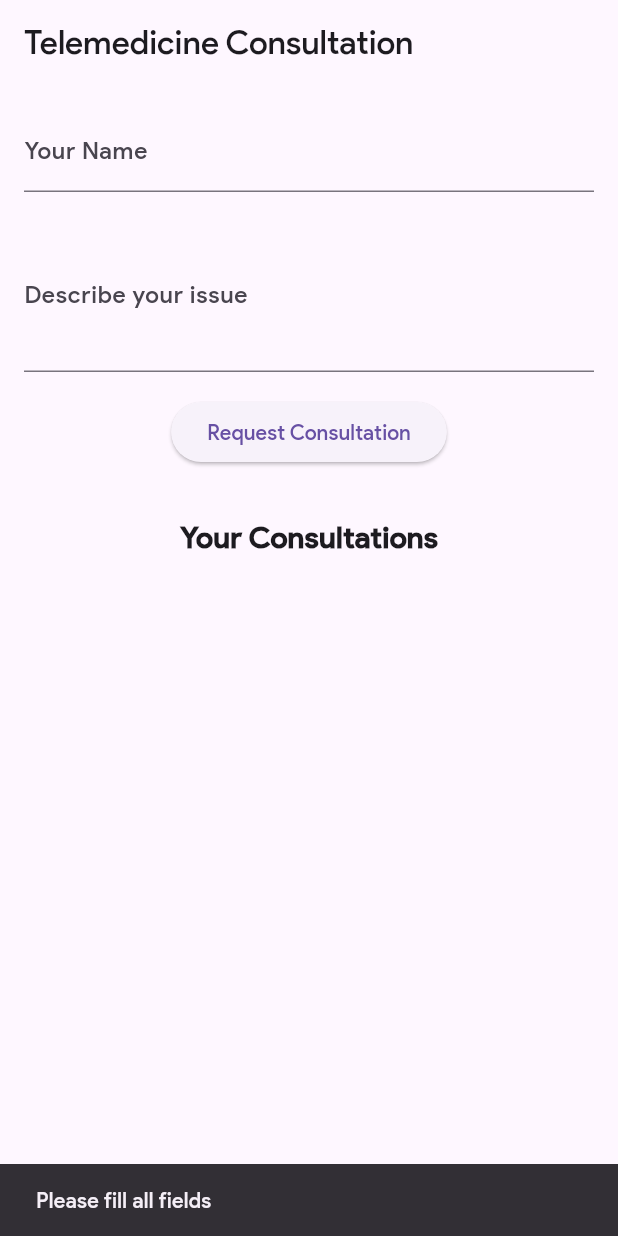
After one commit to Priyanshg0211/Aarogya-Vishwas, a Flutter app: the ConsultationScreen screen opened directly, after a tap on "Request Consultation", on a phone screen of 412 x 824 dp. The commit adds this screen. Run offline on Flutter 3.47's test engine with Material 3 defaults, Android fonts, the phone set to English and light mode, and no system bars; our stand-ins replace cached_network_image, cloud_firestore, file_picker, firebase_auth, firebase_core, flutter_markdown and 6 more; missing offline and left inert: pdfx; accounts and stored records are empty.

Commit message:
added consultant

```diff
--- /dev/null
+++ b/lib/Feature/nearby/consulte.dart
@@ -0,0 +1,197 @@
+import 'package:flutter/material.dart';
+import 'package:cloud_firestore/cloud_firestore.dart';
+import 'package:url_launcher/url_launcher.dart';
+import 'package:firebase_auth/firebase_auth.dart'; // Add this
+
+class ConsultationScreen extends StatefulWidget {
+  @override
+  _ConsultationScreenState createState() => _ConsultationScreenState();
+}
+
+class _ConsultationScreenState extends State<ConsultationScreen> {
+  final FirebaseFirestore _firestore = FirebaseFirestore.instance;
+  final FirebaseAuth _auth = FirebaseAuth.instance; // Add this
+  final TextEditingController _nameController = TextEditingController();
+  final TextEditingController _issueController = TextEditingController();
+  final GlobalKey<ScaffoldMessengerState> _scaffoldKey = GlobalKey<ScaffoldMessengerState>();
+
+  String userEmail = ''; // Initialize as empty
+
+  @override
+  void initState() {
+    super.initState();
+    _fetchUserEmail(); // Fetch the user's email
+    _setupFirestoreListener();
+  }
+
+  // Fetch the user's email
+  void _fetchUserEmail() {
+    final user = _auth.currentUser;
+    if (user != null) {
+      setState(() {
+        userEmail = user.email ?? '';
+      });
+    } else {
+      ScaffoldMessenger.of(context).showSnackBar(
+        SnackBar(content: Text("User not logged in")),
+      );
+    }
+  }
+
+  // Set up a Firestore listener for consultation updates
+  void _setupFirestoreListener() {
+    if (userEmail.isEmpty) return; // Skip if userEmail is not set
+
+    _firestore
+        .collection('users')
+        .doc(userEmail)
+        .collection('consultations')
+        .snapshots()
+        .listen((snapshot) {
+      for (var change in snapshot.docChanges) {
+        if (change.type == DocumentChangeType.modified) {
+          final consultation = change.doc.data() as Map<String, dynamic>;
+          if (consultation['status'] == "Accepted") {
+            print("Consultation accepted! Showing notification..."); // Debug log
+            _showNotification("Consultation Accepted",
+                "Your consultation has been accepted. Connect via phone or video.");
+          }
+        }
+      }
+    });
+  }
+
+  // Request a consultation
+  void _requestConsultation() async {
+    if (_nameController.text.isEmpty || _issueController.text.isEmpty) {
+      ScaffoldMessenger.of(context).showSnackBar(
+        SnackBar(content: Text("Please fill all fields")),
+      );
+      return;
+    }
+
+    if (userEmail.isEmpty) {
+      ScaffoldMessenger.of(context).showSnackBar(
+        SnackBar(content: Text("User email not found")),
+      );
+      return;
+    }
+
+    // Add consultation request to Firestore
+    await _firestore
+        .collection('users')
+        .doc(userEmail)
+        .collection('consultations')
+        .add({
+      "name": _nameController.text,
+      "issue": _issueController.text,
+      "status": "Pending", // Pending, Accepted, Completed
+      "timestamp": DateTime.now(),
+    });
+
+    ScaffoldMessenger.of(context).showSnackBar(
+      SnackBar(content: Text("Consultation requested successfully!")),
+    );
+
+    _nameController.clear();
+    _issueController.clear();
+  }
+
+  // Show a notification using Snackbar
+  void _showNotification(String title, String body) {
+    _scaffoldKey.currentState?.showSnackBar(
+      SnackBar(
+        content: Text("$title: $body"),
+        duration: Duration(seconds: 5),
+      ),
+    );
+  }
+
+  @override
+  Widget build(BuildContext context) {
+    return Scaffold(
+      key: _scaffoldKey,
+      appBar: AppBar(title: Text("Telemedicine Consultation")),
+      body: Padding(
+        padding: EdgeInsets.all(16),
+        child: Column(
+          children: [
+            TextField(
+              controller: _nameController,
+              decoration: InputDecoration(labelText: "Your Name"),
+            ),
+            SizedBox(height: 16),
+            TextField(
+              controller: _issueController,
+              decoration: InputDecoration(labelText: "Describe your issue"),
+              maxLines: 3,
+            ),
+            SizedBox(height: 16),
+            ElevatedButton(
+              onPressed: _requestConsultation,
+              child: Text("Request Consultation"),
+            ),
+            SizedBox(height: 32),
+            Text("Your Consultations", style: TextStyle(fontSize: 20, fontWeight: FontWeight.bold)),
+            Expanded(
+              child: StreamBuilder<QuerySnapshot>(
+                stream: _firestore
+                    .collection('users')
+                    .doc(userEmail)
+                    .collection('consultations')
+                    .orderBy('timestamp', descending: true)
+                    .snapshots(),
+                builder: (context, snapshot) {
+                  if (!snapshot.hasData) {
+                    return Center(child: CircularProgressIndicator());
+                  }
+
+                  final consultations = snapshot.data!.docs;
+                  return ListView.builder(
+                    itemCount: consultations.length,
+                    itemBuilder: (context, index) {
+                      final consultation = consultations[index].data() as Map<String, dynamic>;
+                      final status = consultation['status'];
+                      final issue = consultation['issue'];
+                      final name = consultation['name'];
+
+                      return Card(
+                        margin: EdgeInsets.symmetric(vertical: 8),
+                        child: ListTile(
+                          title: Text("$name - $status"),
+                          subtitle: Text(issue),
+                          trailing: status == "Accepted"
+                              ? IconButton(
+                                  icon: Icon(Icons.video_call),
+                                  onPressed: () {
+                                    // Simulate joining a video call
+                                    _joinVideoCall();
+                                  },
+                                )
+                              : null,
+                        ),
+                      );
+                    },
+                  );
+                },
+              ),
+            ),
+          ],
+        ),
+      ),
+    );
+  }
+
+  // Simulate joining a video call
+  void _joinVideoCall() async {
+    // Replace with your video call link (e.g., Zoom, Google Meet)
+    const url = "https://meet.google.com/abc-xyz-123";
+    if (await canLaunch(url)) {
+      await launch(url);
+    } else {
+      ScaffoldMessenger.of(context).showSnackBar(
+        SnackBar(content: Text("Could not launch video call")),
+      );
+    }
+  }
+}
--- a/pubspec.yaml
+++ b/pubspec.yaml
@@ -64,6 +64,7 @@ dependencies:
   flutter_tts: ^4.2.2
   connectivity_plus: ^6.1.3
 
+
 dev_dependencies:
   flutter_test:
     sdk: flutter
```
Also changed, not shown: lib/Feature/Volunteer/volunteer.dart (added, +98 -0 lines), lib/UI/Homescreen/Homescreen.dart (+6 -2 lines).
